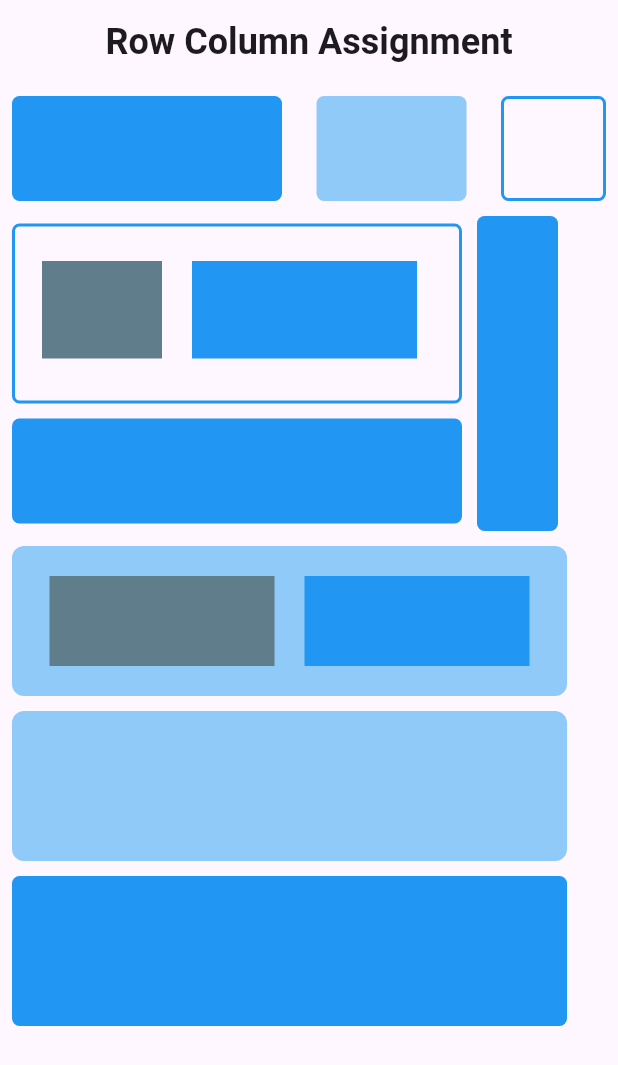
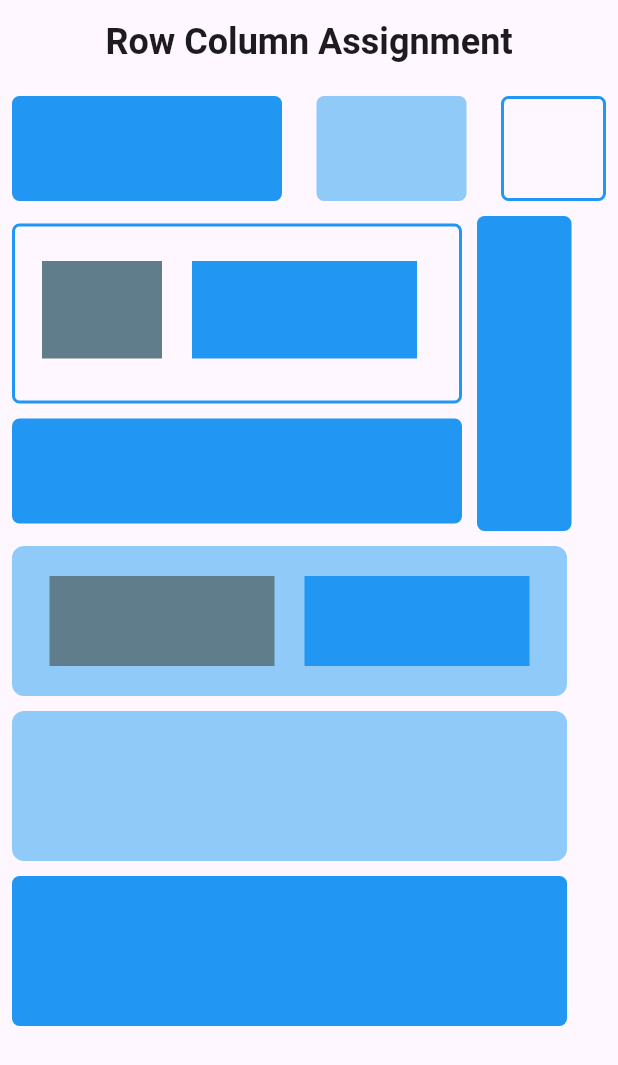
Before and after one commit to meredwan/LWN_Al_Project, a Flutter app: the screen it shows after launch, on a phone screen of 412 x 824 dp. Shown: the top 1065 px of the screen. Run offline on Flutter 3.47's test engine with Material 3 defaults, Android fonts, the phone set to English and light mode, and no system bars.

Commit message:
Assignment-11 Done

```diff
--- a/lib/homepage.dart
+++ b/lib/homepage.dart
@@ -5,7 +5,6 @@ class Homepage extends StatelessWidget {
 
   @override
   Widget build(BuildContext context) {
-    Size size = MediaQuery.of(context).size;
     return Scaffold(
       appBar: AppBar(
         backgroundColor: Colors.transparent,
@@ -100,7 +99,7 @@ class Homepage extends StatelessWidget {
                 SizedBox(width: 10),
                 Container(
                   height: 210,
-                  width: 54,
+                  width: 63,
                   decoration: BoxDecoration(
                     color: Colors.blue,
                     borderRadius: BorderRadius.circular(5),
```
